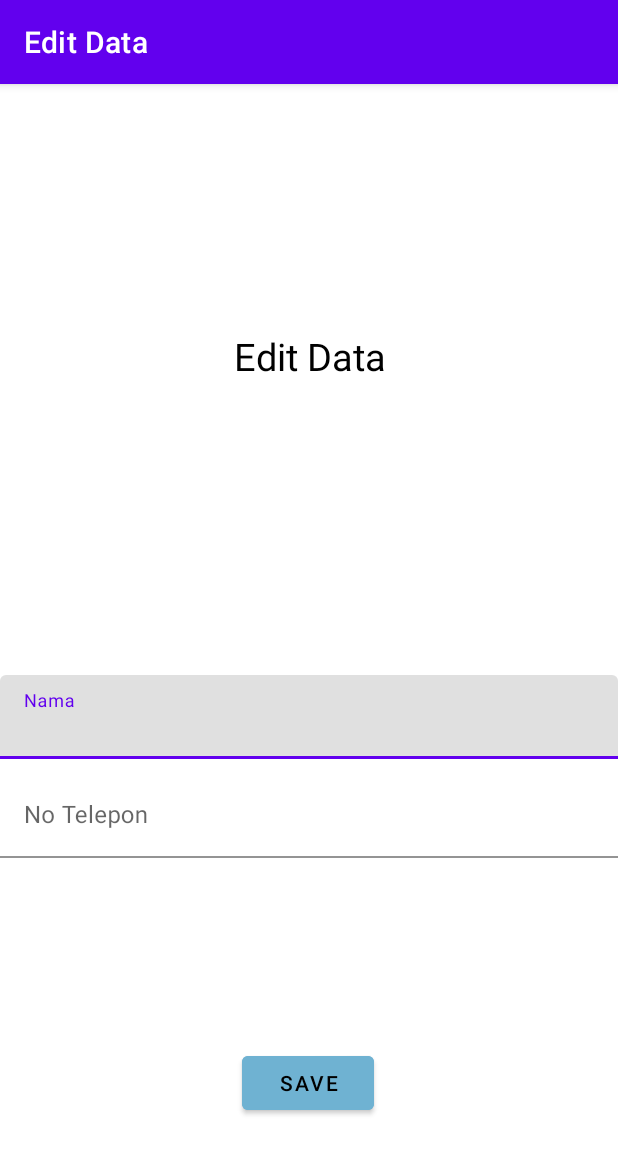
After one commit to Magaretha14/Act_SqLite_20200140002, an Android app: the edit_teman screen opened directly, with no data from a screen before it, on a phone screen of 412 x 824 dp. The commit adds this screen. Shown: the top 1154 px of the screen. Run offline under Robolectric (Android 15) with nearby library versions, the phone set to English and light mode, and no system bars.

Commit message:
Menambahkan Edit Data dan Delete Data

```diff
--- a/app/src/main/AndroidManifest.xml
+++ b/app/src/main/AndroidManifest.xml
@@ -9,6 +9,9 @@
         android:roundIcon="@mipmap/ic_launcher_round"
         android:supportsRtl="true"
         android:theme="@style/Theme.Act_SqLite_20200140002">
+        <activity
+            android:name=".edit_teman"
+            android:exported="false" />
         <activity
             android:name=".TemanBaru"
             android:exported="false" />
--- /dev/null
+++ b/app/src/main/java/com/example/act_sqlite_20200140002/edit_teman.java
@@ -0,0 +1,63 @@
+package com.example.act_sqlite_20200140002;
+
+import androidx.appcompat.app.AppCompatActivity;
+
+import android.content.Intent;
+import android.os.Bundle;
+import android.view.View;
+import android.widget.Button;
+import android.widget.Toast;
+
+import com.example.act_sqlite_20200140002.database.DBController;
+import com.google.android.material.textfield.TextInputEditText;
+
+import java.util.HashMap;
+
+public class edit_teman extends AppCompatActivity {
+    TextInputEditText Nama, Telepon;
+    Button Save;
+    String nma,tlp,id;
+    DBController controller = new DBController(this);
+
+    @Override
+    protected void onCreate(Bundle savedInstanceState) {
+        super.onCreate(savedInstanceState);
+        setContentView(R.layout.activity_edit_teman);
+
+        Nama = findViewById(R.id.edNama);
+        Telepon = findViewById(R.id.edTelp);
+        Save = findViewById(R.id.simpanBtn);
+
+        id = getIntent().getStringExtra("id");
+        nma = getIntent().getStringExtra("nama");
+        tlp = getIntent().getStringExtra("telpon");
+
+        setTitle("Edit Data");
+        Nama.setText(nma);
+        Telepon.setText(tlp);
+
+        Save.setOnClickListener(new View.OnClickListener() {
+            @Override
+            public void onClick(View view) {
+                if (Nama.getText().toString().equals("") || Telepon.getText().toString().equals("")){
+                    Toast.makeText(getApplicationContext(), "Mohon isi data terlebih dahulu !!!",Toast.LENGTH_LONG).show();
+                }else {
+                    nma = Nama.getText().toString();
+                    tlp = Telepon.getText().toString();
+                    HashMap<String,String> values = new HashMap<>();
+                    values.put("id",id);
+                    values.put("nama",nma);
+                    values.put("telpon",tlp);
+                    controller.UpdateData(values);
+                    callHome();
+                }
+            }
+        });
+    }
+
+    private void callHome() {
+        Intent i = new Intent(edit_teman.this,MainActivity.class);
+        startActivity(i);
+        finish();
+    }
+}
--- /dev/null
+++ b/app/src/main/res/layout/activity_edit_teman.xml
@@ -0,0 +1,74 @@
+<?xml version="1.0" encoding="utf-8"?>
+<androidx.constraintlayout.widget.ConstraintLayout xmlns:android="http://schemas.android.com/apk/res/android"
+    xmlns:app="http://schemas.android.com/apk/res-auto"
+    xmlns:tools="http://schemas.android.com/tools"
+    android:layout_width="match_parent"
+    android:layout_height="match_parent"
+    tools:context=".edit_teman">
+
+    <com.google.android.material.textfield.TextInputLayout
+        android:id="@+id/textInputLayout3"
+        android:layout_width="match_parent"
+        android:layout_height="wrap_content"
+        android:layout_marginTop="75dp"
+        app:layout_constraintBottom_toBottomOf="parent"
+        app:layout_constraintEnd_toEndOf="parent"
+        app:layout_constraintStart_toStartOf="parent"
+        app:layout_constraintTop_toTopOf="parent">
+
+        <com.google.android.material.textfield.TextInputEditText
+            android:id="@+id/edNama"
+            android:layout_width="match_parent"
+            android:layout_height="wrap_content"
+            android:hint="@string/tnama"
+            android:textColor="@color/black"
+            android:textColorHint="@color/black"
+            tools:background="@color/white"/>
+    </com.google.android.material.textfield.TextInputLayout>
+
+    <com.google.android.material.textfield.TextInputLayout
+        android:id="@+id/textInputLayout4"
+        android:layout_width="match_parent"
+        android:layout_height="wrap_content"
+        android:layout_marginTop="10dp"
+        app:layout_constraintEnd_toEndOf="@+id/textInputLayout3"
+        app:layout_constraintStart_toStartOf="@+id/textInputLayout3"
+        app:layout_constraintTop_toBottomOf="@+id/textInputLayout3">
+
+        <com.google.android.material.textfield.TextInputEditText
+            android:id="@+id/edTelp"
+            android:layout_width="match_parent"
+            android:layout_height="wrap_content"
+            android:background="@color/white"
+            android:hint="@string/tnotelp"
+            android:textColor="@color/black"
+            android:textColorHint="@color/black" />
+    </com.google.android.material.textfield.TextInputLayout>
+
+    <Button
+        android:id="@+id/simpanBtn"
+        android:layout_width="wrap_content"
+        android:layout_height="wrap_content"
+        android:text="@string/tsimpan"
+        android:textColor="@color/black"
+        android:backgroundTint="@color/blue"
+        app:layout_constraintBottom_toBottomOf="parent"
+        app:layout_constraintEnd_toEndOf="@+id/textInputLayout4"
+        app:layout_constraintHorizontal_bias="0.498"
+        app:layout_constraintStart_toStartOf="@+id/textInputLayout4"
+        app:layout_constraintTop_toBottomOf="@+id/textInputLayout4"
+        app:layout_constraintVertical_bias="0.618"/>
+
+    <TextView
+        android:id="@+id/textView"
+        android:layout_width="127dp"
+        android:layout_height="66dp"
+         android:text="@string/teditdata"
+        android:textAlignment="center"
+        android:textColor="@color/black"
+        android:textSize="25dp"
+        app:layout_constraintBottom_toTopOf="@+id/textInputLayout3"
+        app:layout_constraintEnd_toEndOf="parent"
+        app:layout_constraintStart_toStartOf="parent"
+        app:layout_constraintTop_toTopOf="parent"/>
+</androidx.constraintlayout.widget.ConstraintLayout>
--- /dev/null
+++ b/app/src/main/res/menu/popupmenu.xml
@@ -0,0 +1,6 @@
+<?xml version="1.0" encoding="utf-8"?>
+<menu xmlns:android="http://schemas.android.com/apk/res/android">
+    <item android:id="@+id/mnedit" android:title="@string/teditdata"/>
+    <item android:id="@+id/mnHapus" android:title="@string/tdeletedata"/>
+
+</menu>
--- a/app/src/main/res/values/colors.xml
+++ b/app/src/main/res/values/colors.xml
@@ -7,4 +7,5 @@
     <color name="teal_700">#FF018786</color>
     <color name="black">#FF000000</color>
     <color name="white">#FFFFFFFF</color>
+    <color name="blue">#6FB2D2</color>
 </resources>
--- a/app/src/main/res/values/strings.xml
+++ b/app/src/main/res/values/strings.xml
@@ -1,3 +1,11 @@
 <resources>
     <string name="app_name">Act_SqLite_20200140002</string>
+    <string name="tdeletedata">Delete Data</string>
+    <string name="tsimpan">Save</string>
+    <string name="tcancel">Cancel</string>
+    <string name="teditdata">Edit Data</string>
+    <string name="tnama">Nama</string>
+    <string name="tnotelp">No Telepon</string>
+    <string name="tcreatedata">Create Data</string>
+    <string name="tview">View</string>
 </resources>
```
Also changed, not shown: app/src/main/java/com/example/act_sqlite_20200140002/adapter/TemanAdapter.java (+49 -4 lines), app/src/main/java/com/example/act_sqlite_20200140002/database/DBController.java (+15 -0 lines).
